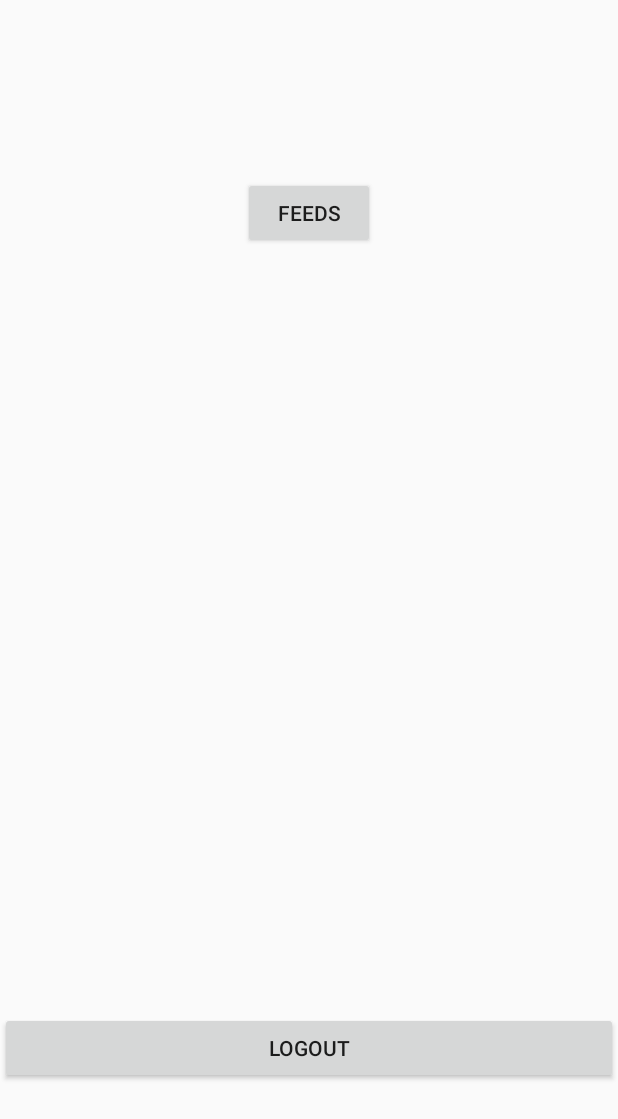
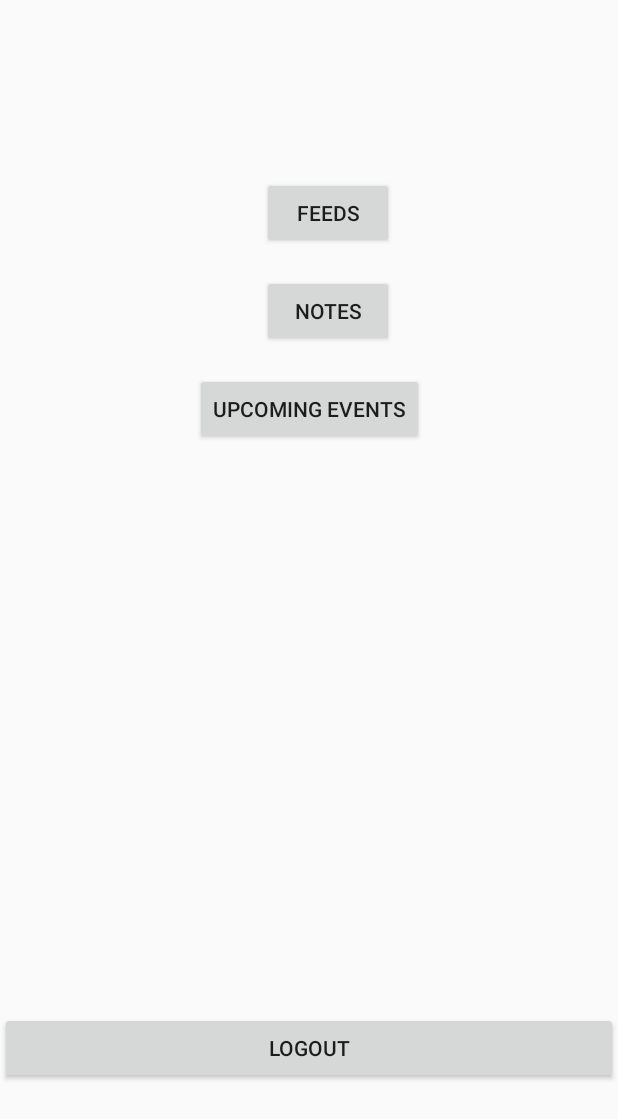
Before and after one commit to iamAvnishSharma/Brightv2, an Android app: the layout activity_dash.xml on its own in the app's theme, with its tools: preview values and no code run, on a phone screen of 412 x 824 dp. Shown: the top 1119 px of the screen. Run offline under Robolectric (Android 15) with nearby library versions, the phone set to English and light mode, and no system bars.

Commit message:
dash update

```diff
--- a/app/src/main/res/layout/activity_dash.xml
+++ b/app/src/main/res/layout/activity_dash.xml
@@ -22,20 +22,39 @@
         android:id="@+id/buttonFeeds"
         android:layout_width="wrap_content"
         android:layout_height="wrap_content"
+        android:layout_marginEnd="16dp"
         android:layout_marginTop="118dp"
         android:text="Feeds"
-        app:layout_constraintEnd_toEndOf="parent"
-        app:layout_constraintStart_toStartOf="parent"
+        app:layout_constraintEnd_toStartOf="@+id/buttonAddFeeds"
         app:layout_constraintTop_toTopOf="parent" />
 
     <Button
         android:id="@+id/buttonAddFeeds"
         android:layout_width="wrap_content"
         android:layout_height="wrap_content"
-        android:layout_marginTop="22dp"
+        android:layout_marginEnd="36dp"
         android:text="ADD FEEDS"
+        android:visibility="invisible"
+        app:layout_constraintBaseline_toBaselineOf="@+id/buttonFeeds"
+        app:layout_constraintEnd_toEndOf="parent" />
+
+    <Button
+        android:id="@+id/buttonNotes"
+        android:layout_width="wrap_content"
+        android:layout_height="wrap_content"
+        android:layout_marginTop="17dp"
+        android:text="Notes"
         app:layout_constraintStart_toStartOf="@+id/buttonFeeds"
-        app:layout_constraintTop_toBottomOf="@+id/buttonFeeds"
-        android:visibility="invisible"/>
+        app:layout_constraintTop_toBottomOf="@+id/buttonFeeds" />
+
+    <Button
+        android:id="@+id/button3"
+        android:layout_width="wrap_content"
+        android:layout_height="wrap_content"
+        android:layout_marginTop="17dp"
+        android:text="Upcoming Events"
+        app:layout_constraintEnd_toEndOf="parent"
+        app:layout_constraintStart_toStartOf="parent"
+        app:layout_constraintTop_toBottomOf="@+id/buttonNotes" />
 
 </android.support.constraint.ConstraintLayout>
```
